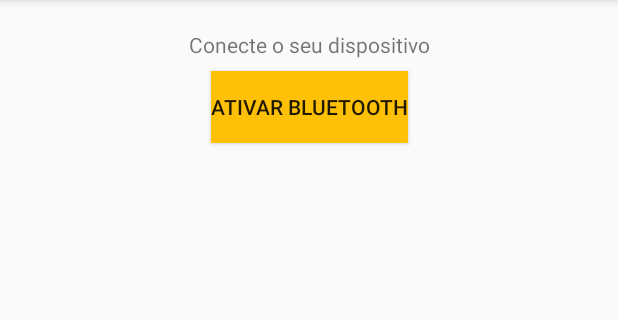
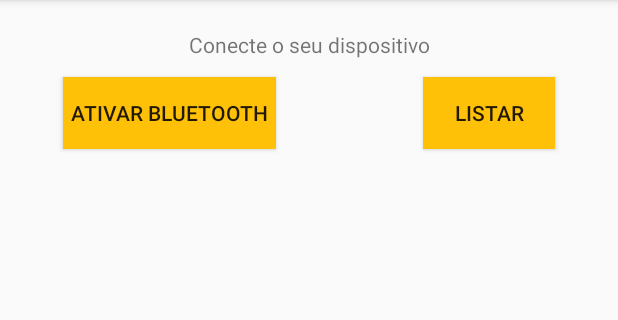
Before and after one commit to guiserra/Challenge-Sirio, an Android app: the DeviceActivity screen opened directly, with no data from a screen before it, on a phone screen of 412 x 824 dp, the part 84-404 px from its top. Run offline under Robolectric (Android 15) with nearby library versions, the phone set to English and light mode, and no system bars.

Commit message:
adicionado listar bluetooth

```diff
--- a/app/src/main/java/com/example/guilhermeserra/challlengesirio/DeviceActivity.java
+++ b/app/src/main/java/com/example/guilhermeserra/challlengesirio/DeviceActivity.java
@@ -1,17 +1,31 @@
 package com.example.guilhermeserra.challlengesirio;
 
 import android.bluetooth.BluetoothAdapter;
+import android.bluetooth.BluetoothDevice;
+import android.content.BroadcastReceiver;
+import android.content.Context;
 import android.content.Intent;
+import android.content.IntentFilter;
 import android.support.v7.app.AppCompatActivity;
 import android.os.Bundle;
 import android.view.View;
+import android.widget.ArrayAdapter;
 import android.widget.Button;
+import android.widget.ListView;
+import android.widget.TextView;
 import android.widget.Toast;
+
+import java.util.ArrayList;
 
 public class DeviceActivity extends AppCompatActivity {
 
     Button buttonOn;
+    Button scanButton;
+    ListView scanList;
+    ArrayList<String> stringArrayList =  new ArrayList<String>();
+    ArrayAdapter<String> arrayAdapter;
     BluetoothAdapter myBluetoothAdapter;
+    TextView textoDisp;
 
     Intent btEnablingIntent;
     int requestCodeForeEnable;
@@ -22,17 +36,52 @@ public class DeviceActivity extends AppCompatActivity {
         setContentView(R.layout.activity_device);
 
         buttonOn = (Button) findViewById(R.id.ligarBluetooth);
+        scanButton = (Button) findViewById(R.id.listarBluetooth);
+        scanList = (ListView) findViewById(R.id.lista);
+
         myBluetoothAdapter = BluetoothAdapter.getDefaultAdapter();
         btEnablingIntent = new Intent(BluetoothAdapter.ACTION_REQUEST_ENABLE);
         requestCodeForeEnable = 1;
 
         bluetoothOnMethod();
+
+        scanButton.setOnClickListener(new View.OnClickListener() {
+            @Override
+            public void onClick(View v) {
+                myBluetoothAdapter.startDiscovery();
+            }
+        });
+
+        IntentFilter intentFilter =  new IntentFilter(BluetoothDevice.ACTION_FOUND);
+        registerReceiver(myReceiver, intentFilter);
+
+        arrayAdapter = new ArrayAdapter<String>(getApplicationContext(),android.R.layout.simple_list_item_1,stringArrayList);
+        scanList.setAdapter(arrayAdapter);
     }
+
+    BroadcastReceiver myReceiver =  new BroadcastReceiver() {
+        @Override
+        public void onReceive(Context context, Intent intent) {
+            String action = intent.getAction();
+
+            if(BluetoothDevice.ACTION_FOUND.equals(action)){
+                BluetoothDevice device = intent.getParcelableExtra(BluetoothDevice.EXTRA_DEVICE);
+                stringArrayList.add(device.getName());
+                arrayAdapter.notifyDataSetChanged();
+            }else{
+                Toast.makeText(getApplicationContext(),"Nenhum Dispositivo Encontrado",Toast.LENGTH_SHORT).show();
+            }
+        }
+    };
 
     @Override
     protected void onActivityResult(int requestCode, int resultCode, Intent data) {
         if(requestCode == requestCodeForeEnable){
             if(resultCode == RESULT_OK){
+                textoDisp = (TextView) findViewById(R.id.txtDispositivo);
+                textoDisp.setText("Dispositivo Conectado");
+                buttonOn.setText("Bluetooth Ativo");
+                buttonOn.setEnabled(false);
                 Toast.makeText(getApplicationContext(),"Bluetooth is enable",Toast.LENGTH_LONG).show();
             }else if(resultCode == RESULT_CANCELED){
                 Toast.makeText(getApplicationContext(),"Bluetooth Enabling Cancelled",Toast.LENGTH_LONG).show();
--- a/app/src/main/res/layout/activity_device.xml
+++ b/app/src/main/res/layout/activity_device.xml
@@ -7,7 +7,7 @@
     tools:context=".MainActivity">
 
     <TextView
-        android:id="@+id/textView10"
+        android:id="@+id/txtDispositivo"
         android:layout_width="wrap_content"
         android:layout_height="wrap_content"
         android:layout_marginBottom="8dp"
@@ -25,12 +25,38 @@
         android:id="@+id/ligarBluetooth"
         android:layout_width="wrap_content"
         android:layout_height="wrap_content"
+        android:layout_marginEnd="32dp"
+        android:layout_marginStart="8dp"
+        android:layout_marginTop="12dp"
+        android:background="@color/colorPrimary"
+        android:paddingLeft="5dp"
+        android:paddingRight="5dp"
+        android:text="Ativar Bluetooth"
+        app:layout_constraintEnd_toStartOf="@+id/listarBluetooth"
+        app:layout_constraintStart_toStartOf="parent"
+        app:layout_constraintTop_toBottomOf="@+id/txtDispositivo" />
+
+    <Button
+        android:id="@+id/listarBluetooth"
+        android:layout_width="wrap_content"
+        android:layout_height="wrap_content"
+        android:layout_marginEnd="8dp"
+        android:layout_marginStart="32dp"
+        android:layout_marginTop="12dp"
+        android:background="@color/colorPrimary"
+        android:text="Listar"
+        app:layout_constraintEnd_toEndOf="parent"
+        app:layout_constraintStart_toEndOf="@+id/ligarBluetooth"
+        app:layout_constraintTop_toBottomOf="@+id/txtDispositivo" />
+
+    <ListView
+        android:id="@+id/lista"
+        android:layout_width="368dp"
+        android:layout_height="401dp"
         android:layout_marginEnd="8dp"
         android:layout_marginStart="8dp"
         android:layout_marginTop="8dp"
-        android:background="@color/colorPrimary"
-        android:text="Ativar Bluetooth"
         app:layout_constraintEnd_toEndOf="parent"
         app:layout_constraintStart_toStartOf="parent"
-        app:layout_constraintTop_toBottomOf="@+id/textView10" />
+        app:layout_constraintTop_toBottomOf="@+id/ligarBluetooth" />
 </android.support.constraint.ConstraintLayout>
```
Also changed, not shown: 3 other files.
